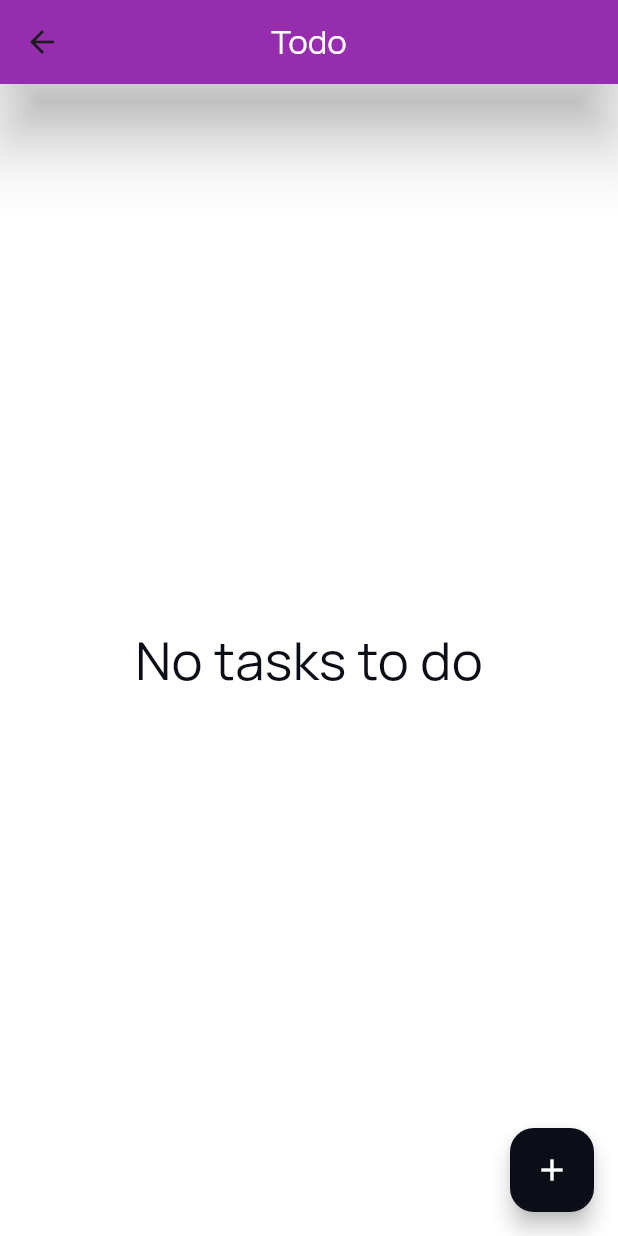
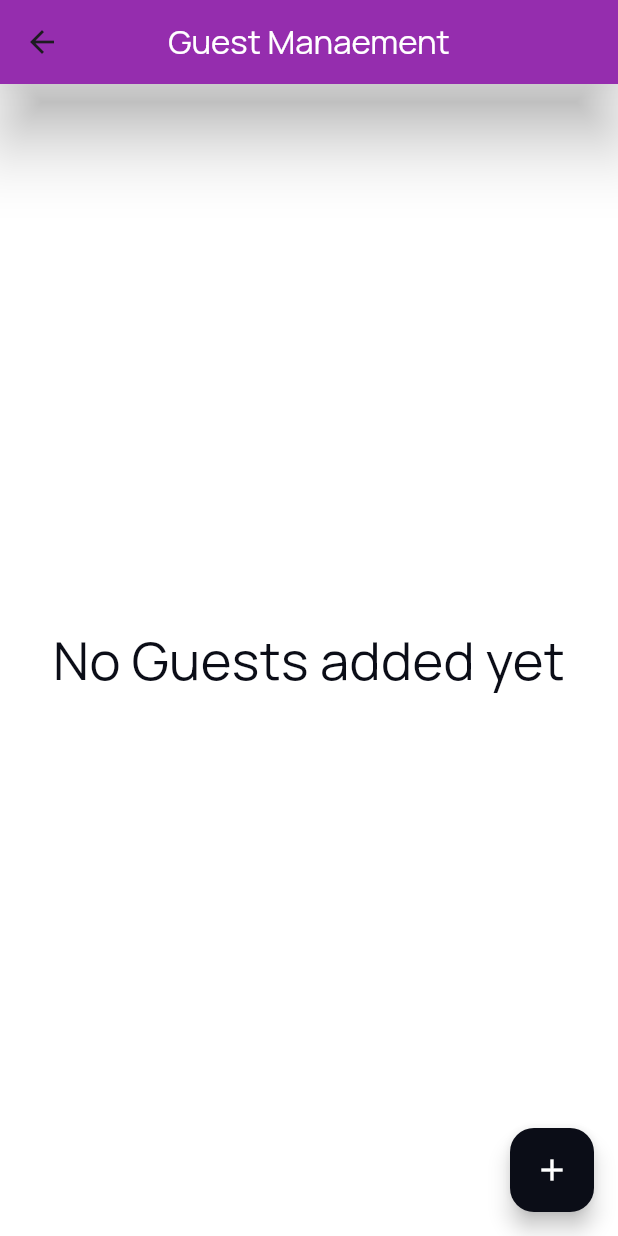
Before and after one commit to Prashant-Bista/Event_Planner_App, a Flutter app: the screen it shows after launch, after a tap on "Sign In", on a phone screen of 412 x 824 dp. Run offline on Flutter 3.47's test engine with Material 3 defaults, Android fonts, the phone set to English and light mode, and no system bars; our stand-ins replace google_fonts, hive, hive_flutter; missing offline and left inert: sign_button; accounts and stored records are empty.

Commit message:
added some UI in guest Management

```diff
--- a/lib/main.dart
+++ b/lib/main.dart
@@ -1,5 +1,6 @@
 import 'dart:io';
 
+import 'package:event_planner_app/pages/Guests/guests.dart';
 import 'package:event_planner_app/pages/Todo/tasks.dart';
 import 'package:flutter/material.dart';
 import 'package:event_planner_app/routes.dart';
@@ -13,7 +14,14 @@ void main() async{
   Directory directory = await getApplicationCacheDirectory();
   Hive.init(directory.path);
   Hive.registerAdapter(TasksAdapter());
-  await Hive.openBox<Tasks>('todo');
+  Hive.registerAdapter(GuestsAdapter());
+  if (!Hive.isBoxOpen('todo')) {
+    await Hive.openBox<Tasks>('todo');
+  }
+
+  if (!Hive.isBoxOpen('guests')) {
+    await Hive.openBox<Guests>('guests');
+  }
   runApp(const MyApp());
 }
 
--- /dev/null
+++ b/lib/pages/Guests/add_guests.dart
@@ -0,0 +1,54 @@
+import 'package:flutter/material.dart';
+import 'package:google_fonts/google_fonts.dart';
+import 'package:hive/hive.dart';
+import 'package:hive_flutter/hive_flutter.dart';
+
+import '../../components.dart';
+import 'guests.dart';
+class AddGuests extends StatefulWidget {
+  const AddGuests({super.key});
+
+  @override
+  State<AddGuests> createState() => _AddGuestsState();
+}
+
+class _AddGuestsState extends State<AddGuests> {
+  Box<Guests> guestBox = Hive.box<Guests>("guests");
+  @override
+  Widget build(BuildContext context) {
+    return Scaffold(
+      backgroundColor:Colors.white ,
+      appBar: AppBar(
+        centerTitle: true,
+        backgroundColor: Colors.purple,
+        title: Manrope(text:"Guest Manaement", color: Colors.white,),
+        elevation: 20.0,
+        shadowColor: Colors.grey,
+      ),
+      body: ValueListenableBuilder(valueListenable: guestBox.listenable(), builder: (context,Box box, widget){
+        if (box.isEmpty) {
+          return Center(child: Manrope(text: "No Guests added yet",size: 35.0,color: Color.fromRGBO(11, 13, 23, 1),));
+        }
+        else
+        {
+          return ListView.builder(itemCount:  box.length,itemBuilder:(context,index){
+            Guests guest = box.getAt(index);
+            return GuestList(contact: guest.contact, memberNo: '${guest.membersNo}', name: guest.guestName, isInvited: guest.invited);
+          });
+
+          };
+
+        }
+
+      ),
+      floatingActionButton: FloatingActionButton(
+        backgroundColor: Color.fromRGBO(11, 13, 23, 1),
+        child: Icon(Icons.add,color:Colors.white,),
+        onPressed: (){
+          setState(() {
+            GuestAlert(context);
+          });
+        },),
+    );
+  }
+}
--- /dev/null
+++ b/lib/pages/Guests/guests.dart
@@ -0,0 +1,25 @@
+import 'package:hive/hive.dart';
+
+part 'guests.g.dart';
+
+@HiveType(typeId: 1)
+class Guests{
+  @HiveField(0)
+  final String guestName;
+
+  @HiveField(1)
+  final int membersNo;
+
+  @HiveField(2)
+  final bool invited;
+
+  @HiveField(3)
+  final String contact;
+
+  Guests({
+    required this.guestName,
+    required this.membersNo,
+    required this.invited,
+    required this.contact,
+  });
+}
--- a/lib/pages/Login/login.dart
+++ b/lib/pages/Login/login.dart
@@ -82,7 +82,8 @@ class Login extends StatelessWidget {
                    child:Manrope(text: "Sign In", size: 32.0,color: Colors.white,)
                    ,
                    onPressed: (){
-                   Navigator.of(context).pushNamed('/todo');
+                   Navigator.of(context).pushNamed('/guests');
+
                    }),
                   Row(
                   mainAxisAlignment: MainAxisAlignment.start,
--- a/lib/pages/Todo/todo_view.dart
+++ b/lib/pages/Todo/todo_view.dart
@@ -14,7 +14,7 @@ class TodoView extends StatefulWidget {
 
 class _TodoViewState extends State<TodoView> {
   TextEditingController titleController = TextEditingController();
-  Box<Tasks> todoBox = Hive.box('todo');
+  Box<Tasks> todoBox = Hive.box<Tasks>('todo');
   int itemcount=0;
   @override
   void initState() {
--- a/lib/routes.dart
+++ b/lib/routes.dart
@@ -1,3 +1,4 @@
+import 'package:event_planner_app/pages/Guests/add_guests.dart';
 import 'package:event_planner_app/pages/Todo/todo_view.dart';
 import 'package:event_planner_app/pages/Login/login.dart';
 import 'package:event_planner_app/pages/splash.dart';
@@ -15,5 +16,8 @@ class Routes{
     if (settings.name=='/todo'){
       return MaterialPageRoute(builder: (_)=>TodoView());
     }
+    if (settings.name=='/guests'){
+      return MaterialPageRoute(builder: (_)=>AddGuests());
+    }
   }
 }
```
Also changed, not shown: lib/components.dart (+137 -0 lines), lib/pages/Guests/guests.g.dart (added).
